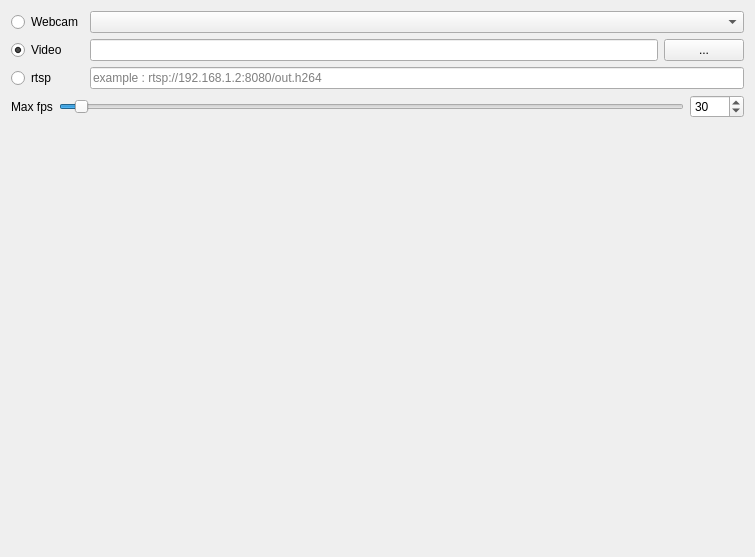
The window that generic_cv_tasks/ui/widget_source_selection.ui (stereomatchingkiss/show_cases) describes before a commit, drawn with Qt 5.
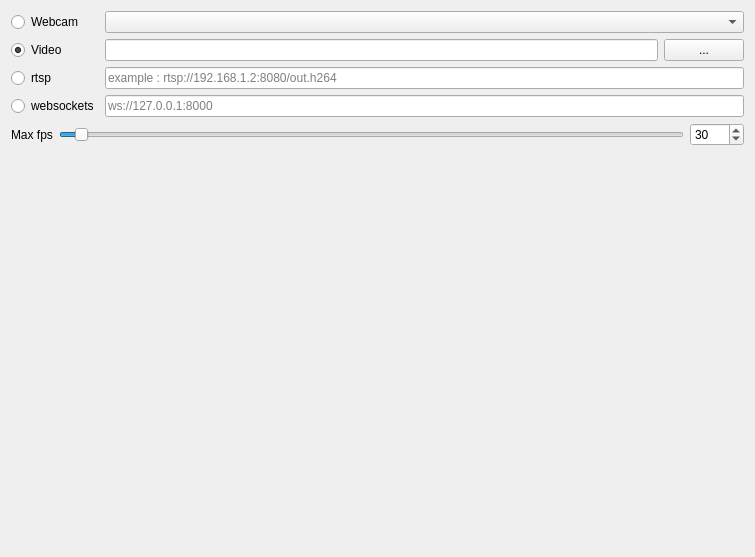
The same window after the commit.

Commit message: support websocket

```diff
--- a/generic_cv_tasks/ui/widget_source_selection.ui
+++ b/generic_cv_tasks/ui/widget_source_selection.ui
@@ -60,6 +60,26 @@
        </property>
       </widget>
      </item>
+     <item row="3" column="0">
+      <widget class="QRadioButton" name="radioButtonWebsockets">
+       <property name="sizePolicy">
+        <sizepolicy hsizetype="Maximum" vsizetype="Fixed">
+         <horstretch>0</horstretch>
+         <verstretch>0</verstretch>
+        </sizepolicy>
+       </property>
+       <property name="text">
+        <string>websockets</string>
+       </property>
+      </widget>
+     </item>
+     <item row="3" column="1" colspan="2">
+      <widget class="QLineEdit" name="lineEditWebsockets">
+       <property name="placeholderText">
+        <string>ws://127.0.0.1:8000</string>
+       </property>
+      </widget>
+     </item>
     </layout>
    </item>
    <item>
```
Left out of the diff: 2 changed lines with no effect on the pictures. The commit also changes 4 other files.
